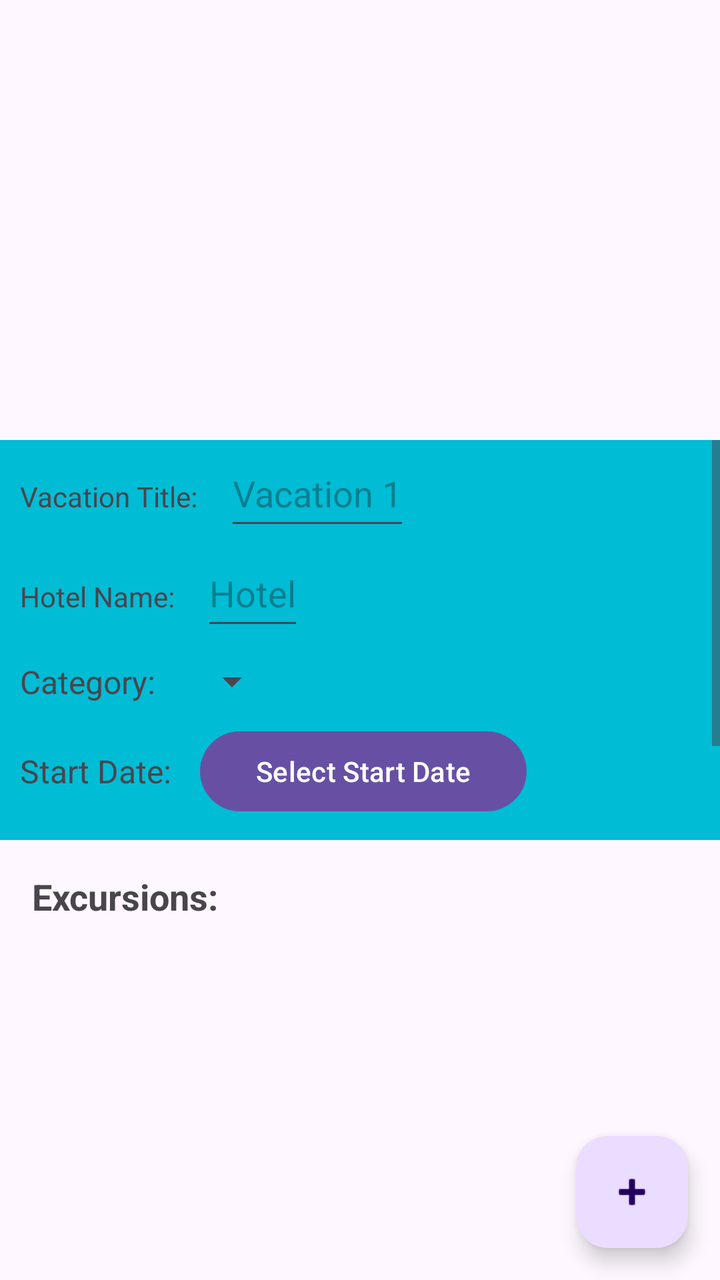
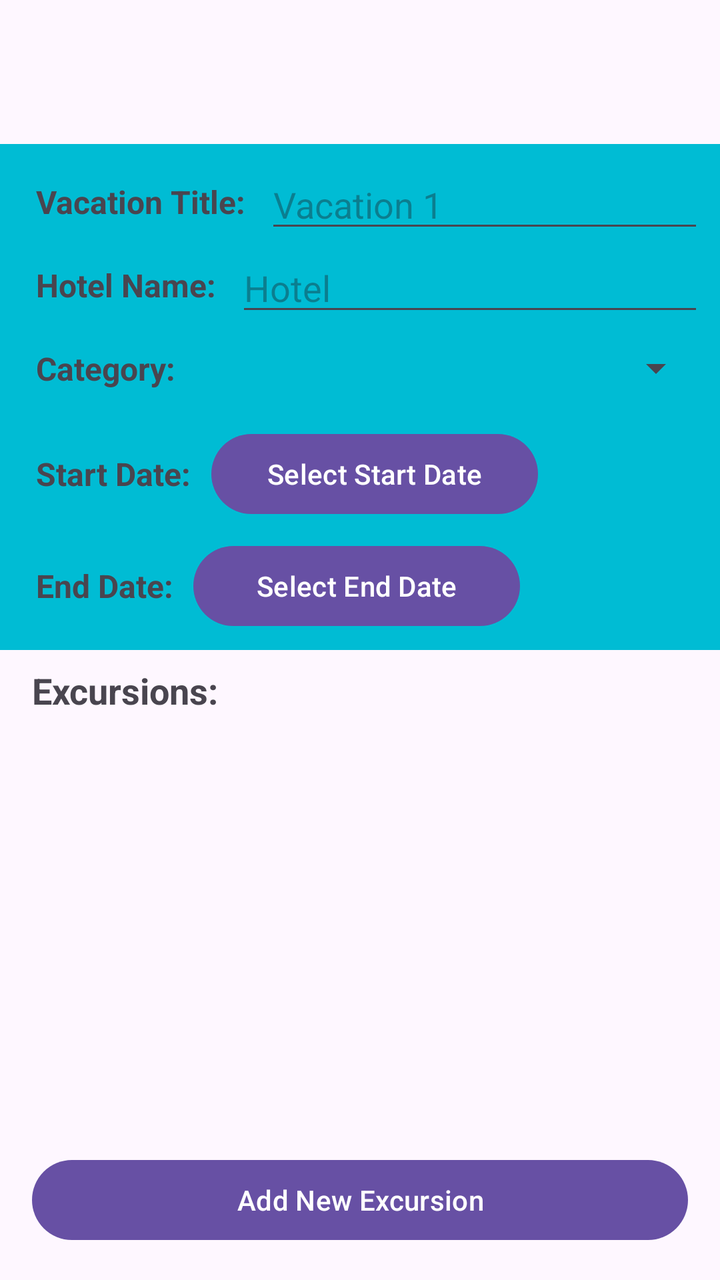

The first picture is an Android layout as it rendered before a commit; the second is the same layout after the commit. The layout source and the unified diff follow.
<!-- AndroidManifest.xml: application theme Theme.VSapp -->
<!-- res/layout/activity_vacation_details.xml -->
<?xml version="1.0" encoding="utf-8"?>
<androidx.constraintlayout.widget.ConstraintLayout xmlns:android="http://schemas.android.com/apk/res/android"
    xmlns:app="http://schemas.android.com/apk/res-auto"
    xmlns:tools="http://schemas.android.com/tools"
    android:layout_width="match_parent"
    android:layout_height="match_parent"
    tools:context=".UI.VacationDetails">

    <ScrollView
        android:id="@+id/scrollView"
        android:layout_width="0dp"
        android:layout_height="200dp"
        android:background="#00BCD4"
        app:layout_constraintTop_toTopOf="parent"
        app:layout_constraintLeft_toLeftOf="parent"
        app:layout_constraintRight_toRightOf="parent"
        app:layout_constraintBottom_toBottomOf="parent">

        <LinearLayout
            android:layout_width="match_parent"
            android:layout_height="wrap_content"
            android:orientation="vertical">

            
            <LinearLayout
                android:layout_width="match_parent"
                android:layout_height="wrap_content"
                android:orientation="horizontal">

                <TextView
                    android:layout_width="wrap_content"
                    android:layout_height="50dp"
                    android:padding="10dp"
                    android:text="Vacation Title: " />

                <EditText
                    android:id="@+id/titletext"
                    android:layout_width="wrap_content"
                    android:layout_height="50dp"
                    android:hint="Vacation 1" />
            </LinearLayout>

            
            <LinearLayout
                android:layout_width="wrap_content"
                android:layout_height="wrap_content"
                android:orientation="horizontal">

                <TextView
                    android:layout_width="wrap_content"
                    android:layout_height="50dp"
                    android:padding="10dp"
                    android:text="Hotel Name: " />

                <EditText
                    android:id="@+id/hoteltext"
                    android:layout_width="wrap_content"
                    android:layout_height="50dp"
                    android:hint="Hotel" />

            </LinearLayout>

            
            <LinearLayout
                android:layout_width="match_parent"
                android:layout_height="wrap_content"
                android:orientation="horizontal"
                android:gravity="center_vertical">

                <TextView
                    android:layout_width="wrap_content"
                    android:layout_height="wrap_content"
                    android:padding="10dp"
                    android:text="Category: "
                    android:textSize="16sp" />

                <Spinner
                    android:id="@+id/categorySpinner"
                    android:layout_width="wrap_content"
                    android:layout_height="wrap_content"
                    android:padding="4dp" />
            </LinearLayout>

            
            <LinearLayout
                android:layout_width="match_parent"
                android:layout_height="wrap_content"
                android:orientation="horizontal"
                android:gravity="center_vertical"
                android:layout_marginBottom="12dp">

                <TextView
                    android:layout_width="wrap_content"
                    android:layout_height="wrap_content"
                    android:padding="10dp"
                    android:text="Start Date: "
                    android:textSize="16sp" />

                <Button
                    android:id="@+id/startDate"
                    android:layout_width="wrap_content"
                    android:layout_height="wrap_content"
                    android:padding="10dp"
                    android:ems="10"
                    android:inputType="date"
                    android:text="Select Start Date" />
            </LinearLayout>

            
            <LinearLayout
                android:layout_width="match_parent"
                android:layout_height="wrap_content"
                android:orientation="horizontal"
                android:gravity="center_vertical"
                android:layout_marginBottom="12dp">

                <TextView
                    android:layout_width="wrap_content"
                    android:layout_height="wrap_content"
                    android:padding="10dp"
                    android:text="End Date: "
                    android:textSize="16sp" />

                <Button
                    android:id="@+id/endDate"
                    android:layout_width="wrap_content"
                    android:layout_height="wrap_content"
                    android:padding="10dp"
                    android:ems="10"
                    android:inputType="date"
                    android:text="Select End Date" />
            </LinearLayout>
        </LinearLayout>

    </ScrollView>

    <TextView
        android:id="@+id/excursionLabel"
        android:layout_width="wrap_content"
        android:layout_height="wrap_content"
        android:layout_marginTop="16dp"
        android:layout_marginStart="16dp"
        android:text="Excursions:"
        android:textSize="18sp"
        android:textStyle="bold"
        app:layout_constraintTop_toBottomOf="@+id/scrollView"
        app:layout_constraintStart_toStartOf="parent" />

    <com.google.android.material.floatingactionbutton.FloatingActionButton
        android:id="@+id/floatingActionButton2"
        android:layout_width="wrap_content"
        android:layout_height="wrap_content"
        android:layout_margin="16dp"
        android:clickable="true"
        app:layout_constraintBottom_toBottomOf="parent"
        app:layout_constraintEnd_toEndOf="parent"
        app:srcCompat="@android:drawable/ic_input_add" />

    <androidx.recyclerview.widget.RecyclerView
        android:id="@+id/excursionrecyclerview"
        android:layout_width="0dp"
        android:layout_height="0dp"
        android:layout_marginTop="8dp"
        android:layout_marginStart="16dp"
        android:layout_marginEnd="16dp"
        android:layout_marginBottom="80dp"
        app:layout_constraintTop_toBottomOf="@+id/excursionLabel"
        app:layout_constraintBottom_toBottomOf="parent"
        app:layout_constraintStart_toStartOf="parent"
        app:layout_constraintEnd_toEndOf="parent" />

</androidx.constraintlayout.widget.ConstraintLayout>
<!-- resources referenced by this layout -->
<resources>
  <style name="Theme.VSapp" parent="Base.Theme.VSapp" />
  <style name="Base.Theme.VSapp" parent="Theme.Material3.DayNight">
          
          
      </style>
</resources>

<!-- the commit's change to res/layout/activity_vacation_details.xml (unified diff, before → after) -->
@@ -1,66 +1,51 @@
 <?xml version="1.0" encoding="utf-8"?>
-<androidx.constraintlayout.widget.ConstraintLayout xmlns:android="http://schemas.android.com/apk/res/android"
+<androidx.constraintlayout.widget.ConstraintLayout
+    xmlns:android="http://schemas.android.com/apk/res/android"
     xmlns:app="http://schemas.android.com/apk/res-auto"
     xmlns:tools="http://schemas.android.com/tools"
     android:layout_width="match_parent"
     android:layout_height="match_parent"
-    tools:context=".UI.VacationDetails">
+    tools:context=".UI.VacationDetails"
+    android:paddingTop="?attr/actionBarSize">
 
     <ScrollView
         android:id="@+id/scrollView"
         android:layout_width="0dp"
-        android:layout_height="200dp"
+        android:layout_height="wrap_content"
         android:background="#00BCD4"
+        android:layout_marginTop="8dp"
         app:layout_constraintTop_toTopOf="parent"
-        app:layout_constraintLeft_toLeftOf="parent"
-        app:layout_constraintRight_toRightOf="parent"
-        app:layout_constraintBottom_toBottomOf="parent">
+        app:layout_constraintStart_toStartOf="parent"
+        app:layout_constraintEnd_toEndOf="parent">
 
         <LinearLayout
             android:layout_width="match_parent"
             android:layout_height="wrap_content"
-            android:orientation="vertical">
+            android:orientation="vertical"
+            android:padding="8dp">
 
-            
             <LinearLayout
                 android:layout_width="match_parent"
                 android:layout_height="wrap_content"
-                android:orientation="horizontal">
+                android:orientation="horizontal"
+                android:gravity="center_vertical">
 
                 <TextView
                     android:layout_width="wrap_content"
-                    android:layout_height="50dp"
+                    android:layout_height="wrap_content"
+                    android:textStyle="bold"
+                    android:textSize="16sp"
                     android:padding="10dp"
-                    android:text="Vacation Title: " />
+                    android:text="Vacation Title:" />
 
                 <EditText
                     android:id="@+id/titletext"
-                    android:layout_width="wrap_content"
-                    android:layout_height="50dp"
+                    android:layout_width="0dp"
+                    android:layout_height="wrap_content"
+                    android:layout_weight="1"
                     android:hint="Vacation 1" />
             </LinearLayout>
 
-            
-            <LinearLayout
-                android:layout_width="wrap_content"
-                android:layout_height="wrap_content"
-                android:orientation="horizontal">
-
-                <TextView
-                    android:layout_width="wrap_content"
-                    android:layout_height="50dp"
-                    android:padding="10dp"
-                    android:text="Hotel Name: " />
-
-                <EditText
-                    android:id="@+id/hoteltext"
-                    android:layout_width="wrap_content"
-                    android:layout_height="50dp"
-                    android:hint="Hotel" />
-
-            </LinearLayout>
-
-            
             <LinearLayout
                 android:layout_width="match_parent"
                 android:layout_height="wrap_content"
@@ -71,30 +56,53 @@
                     android:layout_width="wrap_content"
                     android:layout_height="wrap_content"
                     android:padding="10dp"
-                    android:text="Category: "
-                    android:textSize="16sp" />
+                    android:textStyle="bold"
+                    android:textSize="16sp"
+                    android:text="Hotel Name:" />
+
+                <EditText
+                    android:id="@+id/hoteltext"
+                    android:layout_width="0dp"
+                    android:layout_height="wrap_content"
+                    android:layout_weight="1"
+                    android:hint="Hotel" />
+            </LinearLayout>
+
+            <LinearLayout
+                android:layout_width="match_parent"
+                android:layout_height="wrap_content"
+                android:orientation="horizontal"
+                android:gravity="center_vertical">
+
+                <TextView
+                    android:layout_width="wrap_content"
+                    android:layout_height="wrap_content"
+                    android:padding="10dp"
+                    android:textStyle="bold"
+                    android:textSize="16sp"
+                    android:text="Category:" />
 
                 <Spinner
                     android:id="@+id/categorySpinner"
-                    android:layout_width="wrap_content"
+                    android:layout_width="0dp"
                     android:layout_height="wrap_content"
-                    android:padding="4dp" />
+                    android:layout_weight="1" />
             </LinearLayout>
 
-            
             <LinearLayout
                 android:layout_width="match_parent"
                 android:layout_height="wrap_content"
                 android:orientation="horizontal"
                 android:gravity="center_vertical"
-                android:layout_marginBottom="12dp">
+                android:layout_marginTop="8dp">
 
                 <TextView
                     android:layout_width="wrap_content"
                     android:layout_height="wrap_content"
                     android:padding="10dp"
-                    android:text="Start Date: "
-                    android:textSize="16sp" />
+                    android:textStyle="bold"
+                    android:textSize="16sp"
+                    android:text="Start Date:" />
 
                 <Button
                     android:id="@+id/startDate"
@@ -102,24 +110,23 @@
                     android:layout_height="wrap_content"
                     android:padding="10dp"
                     android:ems="10"
-                    android:inputType="date"
                     android:text="Select Start Date" />
             </LinearLayout>
 
-            
             <LinearLayout
                 android:layout_width="match_parent"
                 android:layout_height="wrap_content"
                 android:orientation="horizontal"
                 android:gravity="center_vertical"
-                android:layout_marginBottom="12dp">
+                android:layout_marginTop="8dp">
 
                 <TextView
                     android:layout_width="wrap_content"
                     android:layout_height="wrap_content"
                     android:padding="10dp"
-                    android:text="End Date: "
-                    android:textSize="16sp" />
+                    android:textStyle="bold"
+                    android:textSize="16sp"
+                    android:text="End Date:" />
 
                 <Button
                     android:id="@+id/endDate"
@@ -127,46 +134,49 @@
                     android:layout_height="wrap_content"
                     android:padding="10dp"
                     android:ems="10"
-                    android:inputType="date"
                     android:text="Select End Date" />
             </LinearLayout>
+
         </LinearLayout>
-
     </ScrollView>
 
     <TextView
         android:id="@+id/excursionLabel"
         android:layout_width="wrap_content"
         android:layout_height="wrap_content"
-        android:layout_marginTop="16dp"
+        android:layout_marginTop="8dp"
         android:layout_marginStart="16dp"
         android:text="Excursions:"
         android:textSize="18sp"
         android:textStyle="bold"
-        app:layout_constraintTop_toBottomOf="@+id/scrollView"
+        app:layout_constraintTop_toBottomOf="@id/scrollView"
         app:layout_constraintStart_toStartOf="parent" />
-
-    <com.google.android.material.floatingactionbutton.FloatingActionButton
-        android:id="@+id/floatingActionButton2"
-        android:layout_width="wrap_content"
-        android:layout_height="wrap_content"
-        android:layout_margin="16dp"
-        android:clickable="true"
-        app:layout_constraintBottom_toBottomOf="parent"
-        app:layout_constraintEnd_toEndOf="parent"
-        app:srcCompat="@android:drawable/ic_input_add" />
 
     <androidx.recyclerview.widget.RecyclerView
         android:id="@+id/excursionrecyclerview"
         android:layout_width="0dp"
         android:layout_height="0dp"
-        android:layout_marginTop="8dp"
+        android:layout_marginTop="4dp"
         android:layout_marginStart="16dp"
         android:layout_marginEnd="16dp"
         android:layout_marginBottom="80dp"
-        app:layout_constraintTop_toBottomOf="@+id/excursionLabel"
+        app:layout_constraintTop_toBottomOf="@id/excursionLabel"
         app:layout_constraintBottom_toBottomOf="parent"
         app:layout_constraintStart_toStartOf="parent"
         app:layout_constraintEnd_toEndOf="parent" />
 
+    <Button
+        android:id="@+id/addExcursionButton"
+        android:layout_width="0dp"
+        android:layout_height="wrap_content"
+        android:text="Add New Excursion"
+        android:textAllCaps="false"
+        android:layout_marginStart="16dp"
+        android:layout_marginEnd="16dp"
+        android:layout_marginBottom="16dp"
+        app:layout_constraintBottom_toBottomOf="parent"
+        app:layout_constraintStart_toStartOf="parent"
+        app:layout_constraintEnd_toEndOf="parent" />
+
+
 </androidx.constraintlayout.widget.ConstraintLayout>
